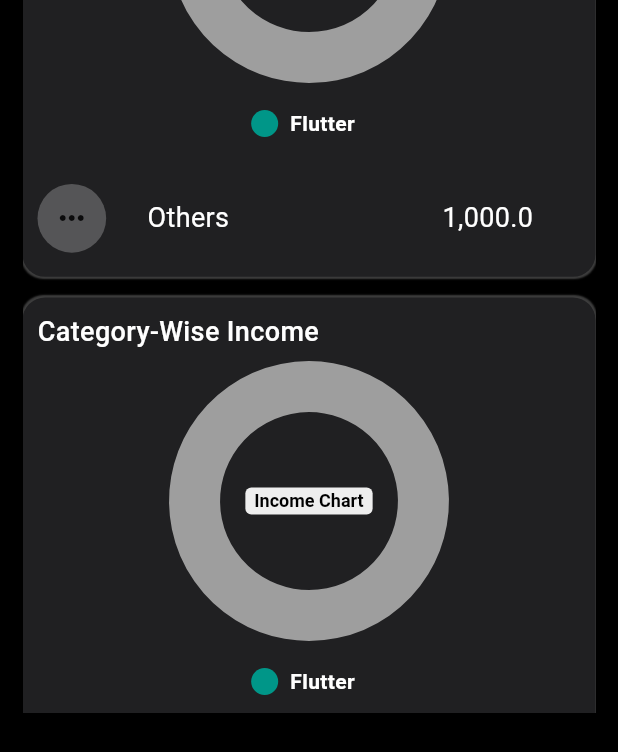
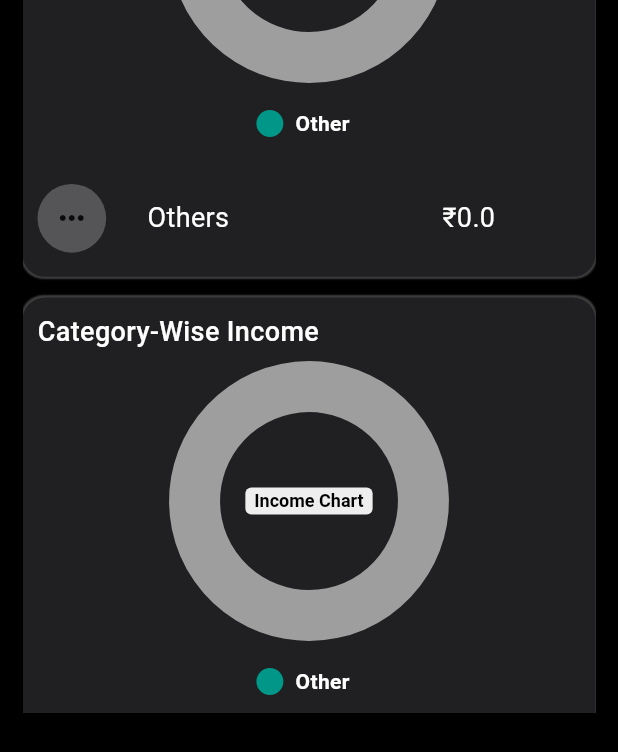
Before and after one commit to MauryaAayush/budget_tracker_app, a Flutter app: the MainAnalytics screen opened directly, scrolled down 576 dp, on a phone screen of 412 x 824 dp. Shown: the part 441-1193 px from the top of the screen. Run offline on Flutter 3.47's test engine with Material 3 defaults, Android fonts, the phone set to English and light mode, and no system bars; drawn by our look-alikes of pie_chart; our stand-ins replace google_fonts, image_picker, pdf, printing; missing offline and left inert: curved_nav_bar.

Commit message:
Radhey Radhey

```diff
--- a/lib/main.dart
+++ b/lib/main.dart
@@ -29,7 +29,7 @@ import 'package:provider/provider.dart';
 
 void main() {
   SystemChrome.setSystemUIOverlayStyle(SystemUiOverlayStyle(
-      statusBarColor: (dark) ? Colors.black12 : Colors.black));
+      statusBarColor: (dark) ? Backgruond : Colors.black));
   runApp(const BudgetTracker());
 }
 
--- a/lib/utils/color.dart
+++ b/lib/utils/color.dart
@@ -9,7 +9,7 @@ bool accounttoch=false;
 bool moretoch=false;
 Color Contain = (dark)?Colors.white: Color(0xff202022) as Color;
 Color boder =(dark)?Colors.black12:Colors.white24 as Color;
-Color Backgruond = ((dark)?Colors.white:Colors.black) as Color;
+  Color Backgruond = ((dark)?Colors.white:Colors.black) as Color;
 Color text = ((dark)?Colors.black:Colors.white) as Color;
 Color color_sigin_and_login = (dark)?Color(0xff059e2e):Color(0xffffffff);
 Color Color_backgrond = Color(0xffC8D2CB);
--- a/lib/utils/global_variable.dart
+++ b/lib/utils/global_variable.dart
@@ -29,10 +29,10 @@ String selectedCurrencyToShow = "INR";
 String currencyCode = "\u20B9";
 
 Map<String, double> dataMapIncome = {
-  'Flutter': 0,
+  'Other': 0,
 };
 Map<String, double> dataMapEaxpens = {
-  'Flutter': 0,
+  'Other': 0,
 };
 
 File? imgPath;
--- a/lib/view/screens/analyticsScreen/analytic_2.dart
+++ b/lib/view/screens/analyticsScreen/analytic_2.dart
@@ -139,13 +139,14 @@ class _Analytics2State extends State<Analytics2> {
           child: Center(
               child: Text(
             "Balance:$currencyCode${countBalance()}",
-            style: TextStyle(fontSize: 18,color: text),
+            style: TextStyle(fontSize: 18, color: text),
           )),
         ),
         ListTile(
           leading: Text(
             "Trends",
-            style: TextStyle(color: text,fontSize: 25, fontWeight: FontWeight.w500),
+            style: TextStyle(
+                color: text, fontSize: 25, fontWeight: FontWeight.w500),
           ),
           title: Row(
             children: [
@@ -162,7 +163,7 @@ class _Analytics2State extends State<Analytics2> {
               borderRadius: BorderRadius.circular(15),
               boxShadow: [
                 BoxShadow(
-                  color:boder,
+                  color: boder,
                   //Colors.grey.shade300,
 
                   // offset: const Offset(1, 5),
@@ -176,15 +177,16 @@ class _Analytics2State extends State<Analytics2> {
               children: [
                 Text(
                   "Discover Financial Trends",
-                  style: TextStyle(color: text,fontSize: 25, fontWeight: FontWeight.bold),
+                  style: TextStyle(
+                      color: text, fontSize: 25, fontWeight: FontWeight.bold),
                 ),
                 Text(
                   "Gain insights into your sepending patterns with",
-                  style: TextStyle(color: text,fontSize: 15),
+                  style: TextStyle(color: text, fontSize: 15),
                 ),
                 Text(
                   "trend analysis in premium.",
-                  style: TextStyle(color: text,fontSize: 15),
+                  style: TextStyle(color: text, fontSize: 15),
                 ),
                 SizedBox(
                   height: height / 30,
@@ -211,7 +213,8 @@ class _Analytics2State extends State<Analytics2> {
         ListTile(
           leading: Text(
             "Categories",
-            style: TextStyle(color: text,fontSize: 25, fontWeight: FontWeight.w500),
+            style: TextStyle(
+                color: text, fontSize: 25, fontWeight: FontWeight.w500),
           ),
         ),
         Container(
@@ -237,7 +240,8 @@ class _Analytics2State extends State<Analytics2> {
                     const EdgeInsets.symmetric(horizontal: 10, vertical: 10),
                 child: Text(
                   "Category-Wise Spending",
-                  style: TextStyle(color:text,fontSize: 18, fontWeight: FontWeight.w500),
+                  style: TextStyle(
+                      color: text, fontSize: 18, fontWeight: FontWeight.w500),
                 ),
               ),
               // graph ////----------------------------------------
@@ -283,22 +287,22 @@ class _Analytics2State extends State<Analytics2> {
                     Container(
                         height: height / 10.9,
                         width: width / 9,
-                        decoration: BoxDecoration(
-                            shape: BoxShape.circle, color: boder),
+                        decoration:
+                            BoxDecoration(shape: BoxShape.circle, color: boder),
                         child: Icon(Icons.more_horiz)),
                     SizedBox(
                       width: width / 15,
                     ),
                     Text(
                       "Others",
-                      style: TextStyle(color: text,fontSize: 18),
+                      style: TextStyle(color: text, fontSize: 18),
                     ),
                     SizedBox(
                       width: width / 2.9,
                     ),
                     Text(
-                      "1,000.0",
-                      style: TextStyle(color: text,fontSize: 18),
+                      '$currencyCode${spendingCounting()}',
+                      style: TextStyle(color: text, fontSize: 18),
                     ),
                   ],
                 ),
@@ -317,7 +321,7 @@ class _Analytics2State extends State<Analytics2> {
               borderRadius: BorderRadius.circular(15),
               boxShadow: [
                 BoxShadow(
-                  color:boder,
+                  color: boder,
 
                   // offset: const Offset(1, 5),
                   blurRadius: 0.2,
@@ -332,7 +336,8 @@ class _Analytics2State extends State<Analytics2> {
                     const EdgeInsets.symmetric(horizontal: 10, vertical: 10),
                 child: Text(
                   "Category-Wise Income",
-                  style: TextStyle(color: text,fontSize: 18, fontWeight: FontWeight.w500),
+                  style: TextStyle(
+                      color: text, fontSize: 18, fontWeight: FontWeight.w500),
                 ),
               ),
               // graph ////----------------------------------------
@@ -378,22 +383,22 @@ class _Analytics2State extends State<Analytics2> {
                     Container(
                         height: height / 10.9,
                         width: width / 9,
-                        decoration: BoxDecoration(
-                            shape: BoxShape.circle, color: boder),
+                        decoration:
+                            BoxDecoration(shape: BoxShape.circle, color: boder),
                         child: Icon(Icons.more_horiz)),
                     SizedBox(
                       width: width / 15,
                     ),
                     Text(
                       "Others",
-                      style: TextStyle(color: text,fontSize: 18),
+                      style: TextStyle(color: text, fontSize: 18),
                     ),
                     SizedBox(
                       width: width / 2.9,
                     ),
                     Text(
-                      "1,000.0",
-                      style: TextStyle(color: text,fontSize: 18),
+                      '$currencyCode${earningCounting()}',
+                      style: TextStyle(color: text, fontSize: 18),
                     ),
                   ],
                 ),
@@ -407,12 +412,12 @@ class _Analytics2State extends State<Analytics2> {
         ListTile(
           leading: Text(
             "Payment modes",
-            style: TextStyle(color: text,fontSize: 25, fontWeight: FontWeight.w500),
-
+            style: TextStyle(
+                color: text, fontSize: 25, fontWeight: FontWeight.w500),
           ),
         ),
         Container(
-          height: height / 6.4,
+          height: height / 3.4,
           width: width,
           decoration: BoxDecoration(
               color: Contain,
@@ -431,7 +436,8 @@ class _Analytics2State extends State<Analytics2> {
               children: [
                 Text(
                   "Spending",
-                  style: TextStyle(color: text,fontSize: 18, fontWeight: FontWeight.w500),
+                  style: TextStyle(
+                      color: text, fontSize: 18, fontWeight: FontWeight.w500),
                 ),
                 SizedBox(
                   height: height / 30,
@@ -457,8 +463,45 @@ class _Analytics2State extends State<Analytics2> {
                       width: width / 2.3,
                     ),
                     Text(
-                      "1,000.0",
-                      style: TextStyle(color: text,fontSize: 18),
+                      '$currencyCode${spendingCounting()}',
+                      style: TextStyle(color: text, fontSize: 18),
+                    ),
+                  ],
+                ),
+                SizedBox(
+                  height: height / 30,
+                ),
+                Text(
+                  "Income",
+                  style: TextStyle(
+                      color: text, fontSize: 18, fontWeight: FontWeight.w500),
+                ),
+                SizedBox(
+                  height: height / 30,
+                ),
+                Row(
+                  children: [
+                    Icon(
+                      Icons.indeterminate_check_box,
+                      color: Colors.green,
+                      size: 28,
+                    ),
+                    SizedBox(
+                      width: width / 15,
+                    ),
+                    Text(
+                      "Cash",
+                      style: TextStyle(
+                        color: text,
+                        fontSize: 18,
+                      ),
+                    ),
+                    SizedBox(
+                      width: width / 2.3,
+                    ),
+                    Text(
+                      '$currencyCode${earningCounting()}',
+                      style: TextStyle(color: text, fontSize: 18),
                     ),
                   ],
                 )
@@ -472,7 +515,8 @@ class _Analytics2State extends State<Analytics2> {
         ListTile(
           leading: Text(
             "Stats",
-            style: TextStyle(color: text,fontSize: 25, fontWeight: FontWeight.w500),
+            style: TextStyle(
+                color: text, fontSize: 25, fontWeight: FontWeight.w500),
           ),
         ),
         Container(
@@ -497,8 +541,10 @@ class _Analytics2State extends State<Analytics2> {
                   children: [
                     Text(
                       "Number of transactions",
-                      style:
-                          TextStyle(color: text,fontSize: 18, fontWeight: FontWeight.w500),
+                      style: TextStyle(
+                          color: text,
+                          fontSize: 18,
+                          fontWeight: FontWeight.w500),
                     ),
                     SizedBox(
                       width: width / 4.9,
@@ -516,8 +562,10 @@ class _Analytics2State extends State<Analytics2> {
                   height: height / 60,
                 ),
                 Text("Average spending",
-                    style:
-                        TextStyle(color: text,fontSize: 18, fontWeight: FontWeight.w500)),
+                    style: TextStyle(
+                        color: text,
+                        fontSize: 18,
+                        fontWeight: FontWeight.w500)),
                 SizedBox(
                   height: height / 80,
                 ),
@@ -546,15 +594,17 @@ class _Analytics2State extends State<Analytics2> {
                   height: height / 60,
                 ),
                 Text("Average income",
-                    style:
-                        TextStyle(color: text,fontSize: 18, fontWeight: FontWeight.w500)),
+                    style: TextStyle(
+                        color: text,
+                        fontSize: 18,
+                        fontWeight: FontWeight.w500)),
                 SizedBox(
                   height: height / 80,
                 ),
                 Row(
                   children: [
                     Text(
-                      "Per trandaction",
+                      "Per transaction",
                       style: TextStyle(
                         color: text,
                         fontSize: 18,
```
